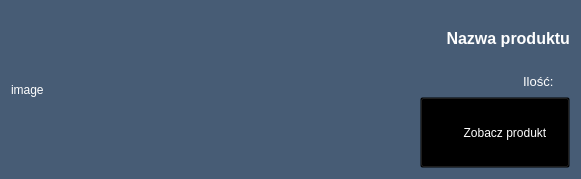
Before: the Qt Designer form productlistelement.ui in ebbe3000/shop, drawn with Qt 5.
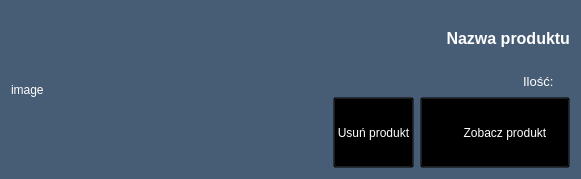
After: the same form once the commit is applied. Icons and pictures are not drawn.

Diff of the .ui file:
```diff
--- a/productlistelement.ui
+++ b/productlistelement.ui
@@ -10,6 +10,12 @@
     <height>179</height>
    </rect>
   </property>
+  <property name="maximumSize">
+   <size>
+    <width>16777215</width>
+    <height>179</height>
+   </size>
+  </property>
   <property name="windowTitle">
    <string>Form</string>
   </property>
@@ -17,7 +23,7 @@
    <string notr="true">background-color: rgb(71, 92, 117);
 color: white;</string>
   </property>
-  <layout class="QHBoxLayout" name="horizontalLayout" stretch="3,7">
+  <layout class="QHBoxLayout" name="horizontalLayout" stretch="0,7">
    <item>
     <widget class="QLabel" name="imageLabel">
      <property name="sizePolicy">
@@ -114,7 +120,7 @@
       </layout>
      </item>
      <item>
-      <layout class="QHBoxLayout" name="horizontalLayout_2" stretch="8,2">
+      <layout class="QHBoxLayout" name="horizontalLayout_2" stretch="8,0,2">
        <item>
         <spacer name="horizontalSpacer">
          <property name="orientation">
@@ -129,7 +135,36 @@
         </spacer>
        </item>
        <item>
-        <widget class="QPushButton" name="pushButton">
+        <widget class="QPushButton" name="deleteProductButton">
+         <property name="sizePolicy">
+          <sizepolicy hsizetype="Minimum" vsizetype="MinimumExpanding">
+           <horstretch>0</horstretch>
+           <verstretch>0</verstretch>
+          </sizepolicy>
+         </property>
+         <property name="cursor">
+          <cursorShape>PointingHandCursor</cursorShape>
+         </property>
+         <property name="styleSheet">
+          <string notr="true">background-color: transparent;</string>
+         </property>
+         <property name="text">
+          <string>Usuń produkt</string>
+         </property>
+         <property name="icon">
+          <iconset resource="resources.qrc">
+           <normaloff>:/icons_white/trash-2.png</normaloff>:/icons_white/trash-2.png</iconset>
+         </property>
+         <property name="iconSize">
+          <size>
+           <width>32</width>
+           <height>32</height>
+          </size>
+         </property>
+        </widget>
+       </item>
+       <item>
+        <widget class="QPushButton" name="showProductButton">
          <property name="sizePolicy">
           <sizepolicy hsizetype="Minimum" vsizetype="MinimumExpanding">
            <horstretch>0</horstretch>
```
Left out of the diff: 4 changed lines with no effect on the pictures.
